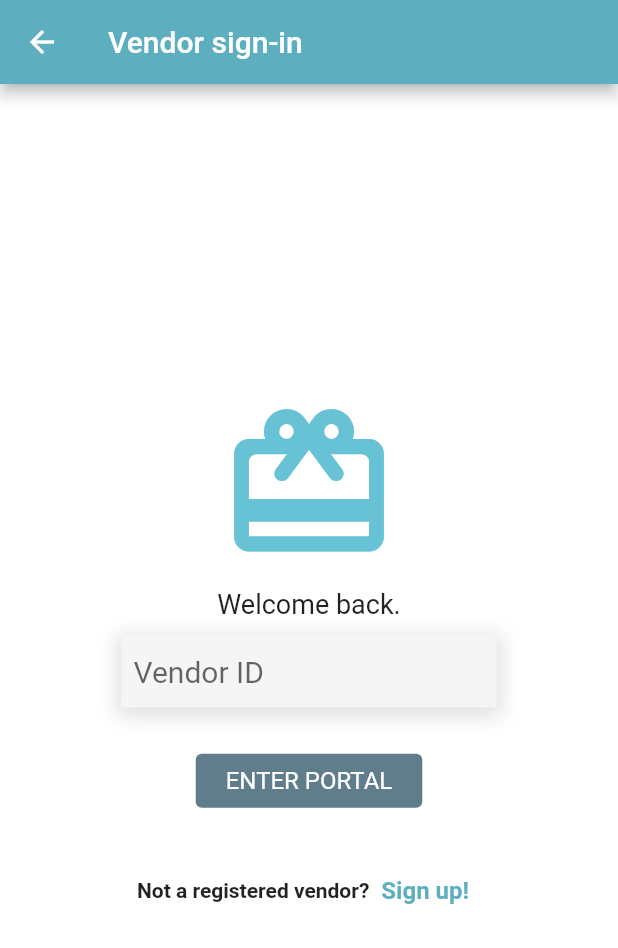
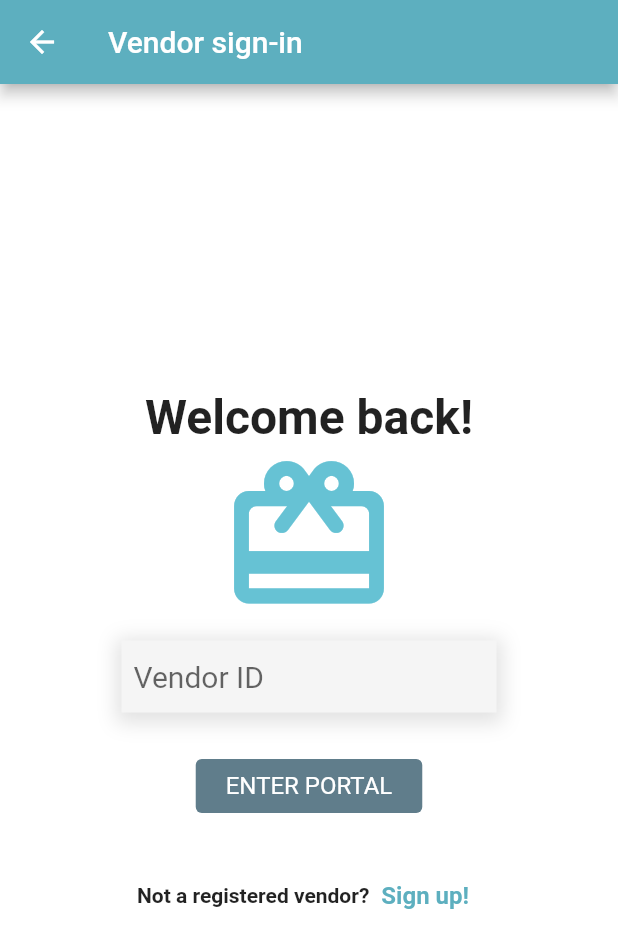
Before and after one commit to alex-varga14/Distributed-Coupon-Application, a Flutter app: the LoginPage screen opened directly, after a tap on "ENTER PORTAL", on a phone screen of 412 x 824 dp. Shown: the top 948 px of the screen. Run offline on Flutter 3.47's test engine with Material 2 defaults, Android fonts, the light colour scheme and no system bars; our stand-ins replace flutter_datetime_picker, google_fonts, loading_indicator, permission_handler, qr_flutter; missing offline and left inert: dart:ffi, mobile_scanner, result_type; network calls fail.

Commit message:
minor changes

```diff
--- a/distributed_coupon_application/lib/main.dart
+++ b/distributed_coupon_application/lib/main.dart
@@ -14,7 +14,7 @@ class MyApp extends StatelessWidget {
       debugShowCheckedModeBanner: false,
       home: const WelcomePage(),
       theme: ThemeData(
-          scaffoldBackgroundColor: const Color.fromARGB(255, 234, 229, 229),
+          scaffoldBackgroundColor: Color.fromARGB(255, 255, 255, 255),
           primaryColor: const Color.fromARGB(255, 93, 175, 191),
           appBarTheme:
               const AppBarTheme(color: Color.fromARGB(255, 93, 175, 191))),
--- a/distributed_coupon_application/lib/pages/CouponFeedPage.dart
+++ b/distributed_coupon_application/lib/pages/CouponFeedPage.dart
@@ -24,6 +24,7 @@ class _CouponFeedPageState extends State<CouponFeedPage> {
   @override
   Widget build(BuildContext context) {
     return Scaffold(
+      backgroundColor: Color.fromARGB(255, 234, 229, 229),
       appBar: AppBar(
         title: const Text('Welcome, savers!'),
         actions: <Widget>[
--- a/distributed_coupon_application/lib/pages/LoginPage.dart
+++ b/distributed_coupon_application/lib/pages/LoginPage.dart
@@ -28,22 +28,20 @@ class _LoginPageState extends State<LoginPage> {
         child: Center(
           child: SingleChildScrollView(
             child:
-                Column(mainAxisAlignment: MainAxisAlignment.center, children: [
+                Column(mainAxisAlignment: MainAxisAlignment.start, children: [
               //Open text
+              Text(
+                'Welcome back!',
+                style: GoogleFonts.roboto(
+                  fontWeight: FontWeight.bold,
+                  fontSize: 32,
+                ),
+              ),
               const Icon(
                 Icons.card_giftcard_rounded,
                 color: Color.fromARGB(255, 102, 194, 212),
                 size: 120,
               ),
-              SizedBox(height: 10),
-              Text(
-                'Welcome back.',
-                style: GoogleFonts.roboto(
-                  fontWeight: FontWeight.normal,
-                  fontSize: 18,
-                ),
-              ),
-
               SizedBox(height: 10),
               //Email input
               Padding(
@@ -86,14 +84,16 @@ class _LoginPageState extends State<LoginPage> {
                     shadowColor: Colors.grey.withOpacity(0.5),
                   ),
                   onPressed: () async {
-                    updateId();
-                    bool result =
-                        await vm.checkForValidVendorId(globals.vendorID);
-                    if (result) {
-                      Navigator.push(
-                          context,
-                          MaterialPageRoute(
-                              builder: (context) => const VendorCouponPage()));
+                    if (updateId()) {
+                      bool result =
+                          await vm.checkForValidVendorId(globals.vendorID);
+                      if (result) {
+                        Navigator.push(
+                            context,
+                            MaterialPageRoute(
+                                builder: (context) =>
+                                    const VendorCouponPage()));
+                      }
                     }
                   },
                   child: Text(
@@ -147,9 +147,11 @@ class _LoginPageState extends State<LoginPage> {
     );
   }
 
-  void updateId() {
+  bool updateId() {
     if (int.tryParse(controller.text) != null) {
       globals.vendorID = int.parse(controller.text);
+      return true;
     }
+    return false;
   }
 }
--- a/distributed_coupon_application/lib/pages/VendorCouponPage.dart
+++ b/distributed_coupon_application/lib/pages/VendorCouponPage.dart
@@ -25,6 +25,7 @@ class _VendorCouponPageState extends State<VendorCouponPage> {
   @override
   Widget build(BuildContext context) {
     return Scaffold(
+      backgroundColor: Color.fromARGB(255, 234, 229, 229),
       appBar: AppBar(
         title: const Text('Welcome, vendor!'),
         actions: <Widget>[
--- a/distributed_coupon_application/lib/ui/widgets/CouponWidget.dart
+++ b/distributed_coupon_application/lib/ui/widgets/CouponWidget.dart
@@ -67,11 +67,11 @@ class _CouponWidgetState extends State<CouponWidget> {
               ],
             ),
             const SizedBox(width: 20),
-            const Image(
-              width: 170,
+            Expanded(
+                child: const Image(
               image: NetworkImage(
                   'https://media.istockphoto.com/id/1254508881/photo/woman-holding-sale-shopping-bags-consumerism-shopping-lifestyle-concept.jpg?s=612x612&w=0&k=20&c=wuS3z6nPQkMM3_wIoO67qQXP-hfXkxlBc2sedwh-hxc='),
-            )
+            )),
           ],
         ),
       ),
```
